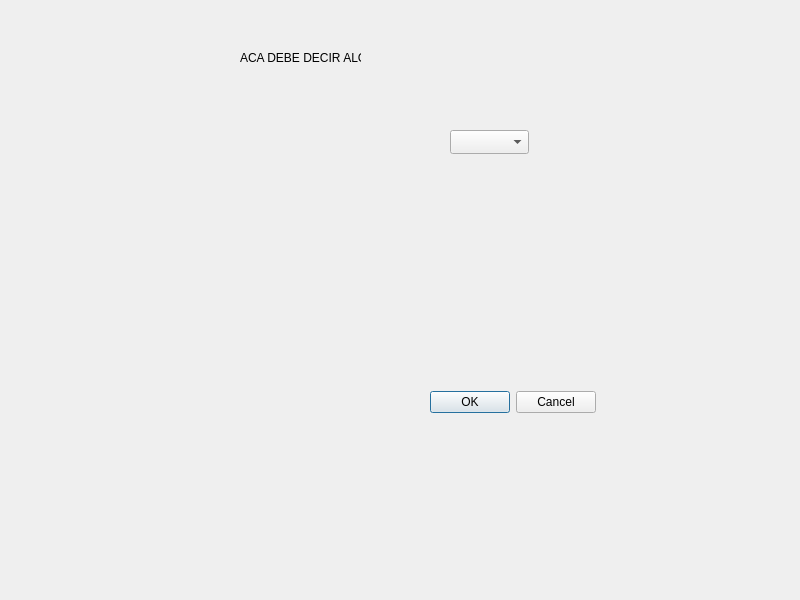
Qt form configserialport.ui (ikiasm/SerialWidgetQt) before a commit.
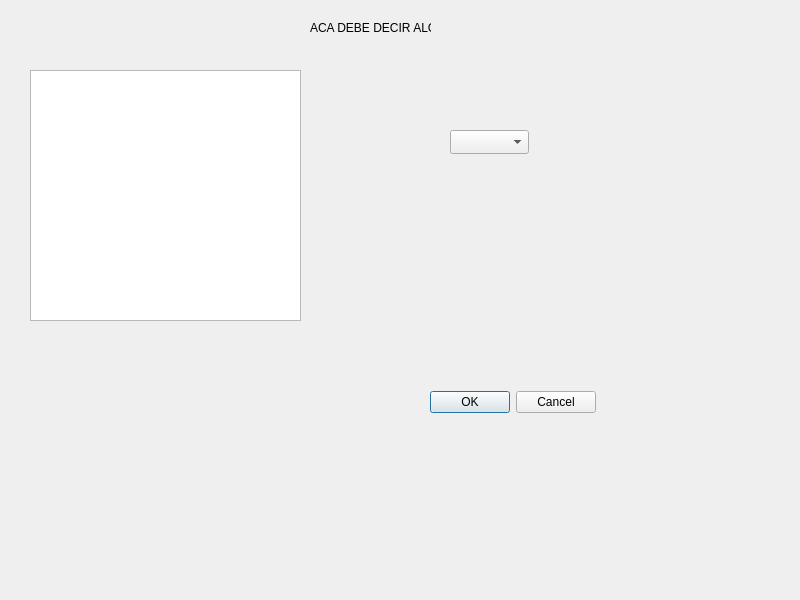
The same form after that commit.

```diff
--- a/configserialport.ui
+++ b/configserialport.ui
@@ -39,8 +39,8 @@
   <widget class="QLabel" name="label">
    <property name="geometry">
     <rect>
-     <x>240</x>
-     <y>50</y>
+     <x>310</x>
+     <y>20</y>
      <width>121</width>
      <height>16</height>
     </rect>
@@ -49,6 +49,16 @@
     <string>ACA DEBE DECIR ALGO</string>
    </property>
   </widget>
+  <widget class="QTextEdit" name="textEdit">
+   <property name="geometry">
+    <rect>
+     <x>30</x>
+     <y>70</y>
+     <width>271</width>
+     <height>251</height>
+    </rect>
+   </property>
+  </widget>
  </widget>
  <resources/>
  <connections/>
```
